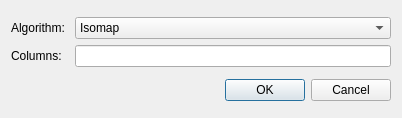
First picture: the form in ndimage/gui/ui/algorithm.ui, repository samueljackson92/NDImage, before the edit.
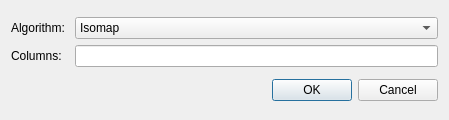
Second picture: the form after the edit.

Commit message: Refs #12 Add support for column selection

Diff of the .ui file:
```diff
--- a/ndimage/gui/ui/algorithm.ui
+++ b/ndimage/gui/ui/algorithm.ui
@@ -6,8 +6,8 @@
    <rect>
     <x>0</x>
     <y>0</y>
-    <width>402</width>
-    <height>118</height>
+    <width>449</width>
+    <height>120</height>
    </rect>
   </property>
   <property name="sizePolicy">
```
The commit also changes 2 other files.
